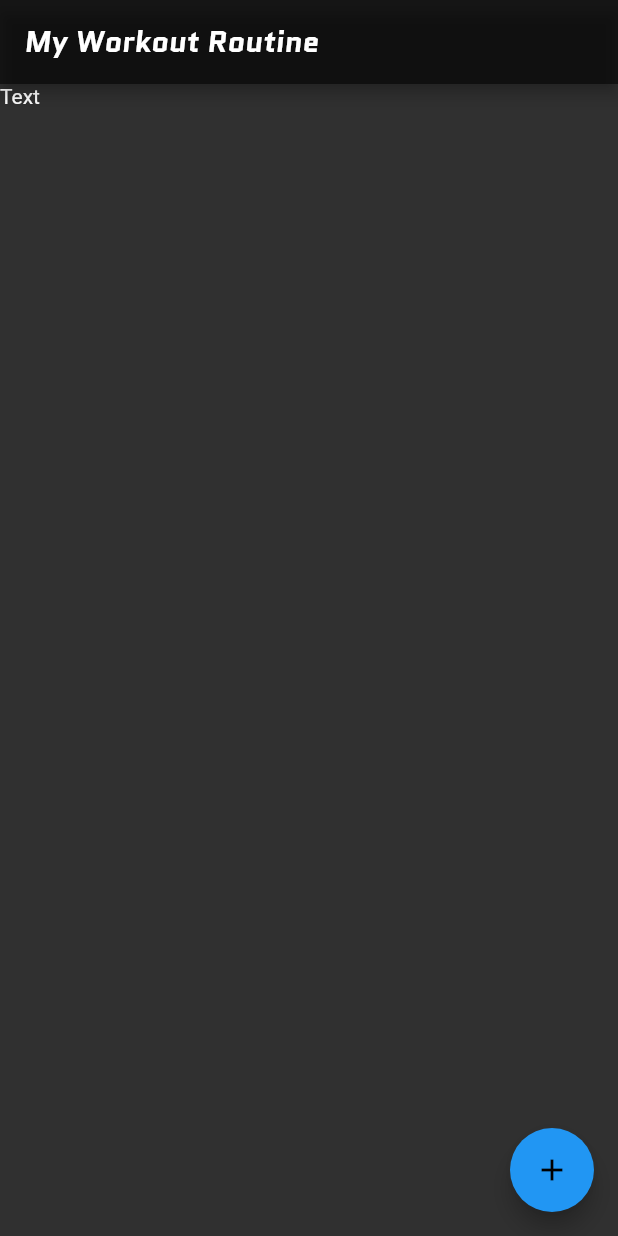
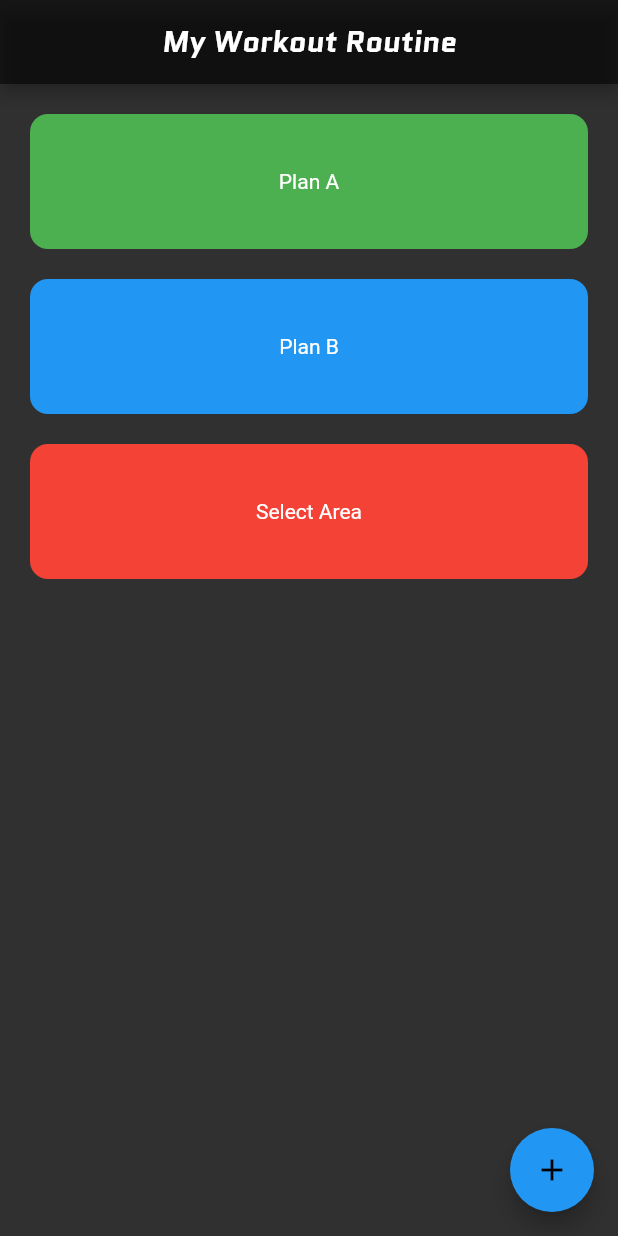
Before and after one commit to shaishalevss/my_workout_app, a Flutter app: the screen it shows after launch, on a phone screen of 412 x 824 dp. Run offline on Flutter 3.47's test engine with Material 2 defaults, Android fonts, the phone set to English and light mode, and no system bars.

Commit message:
fixed the containers size and margin.

```diff
--- a/lib/screens/home_screen.dart
+++ b/lib/screens/home_screen.dart
@@ -22,7 +22,7 @@ class _HomeScreenState extends State<HomeScreen> {
                 child: TimerCountDown(),
               ),
             ),
-            // isDismissible: false,
+            isDismissible: false,
           );
         },
         backgroundColor: Colors.blue,
@@ -30,16 +30,53 @@ class _HomeScreenState extends State<HomeScreen> {
       ),
       appBar: AppBar(
         backgroundColor: Colors.black54,
-        title: Text(
-          'My Workout Routine',
-          style: TextStyle(
-            fontFamily: 'Quantico',
+        title: Center(
+          child: Text(
+            'My Workout Routine',
+            style: TextStyle(
+              fontFamily: 'Quantico',
+            ),
           ),
         ),
       ),
       body: SafeArea(
-        child: Container(
-          child: Text('Text'),
+        child: Column(
+          children: <Widget>[
+            Container(
+              width: double.infinity,
+              height: 90.0,
+              alignment: Alignment.center,
+              margin: EdgeInsets.only(top: 20.0, right: 20.0, left: 20.0),
+              decoration: BoxDecoration(
+                color: Colors.green,
+                borderRadius: BorderRadius.all(Radius.circular(12.0)),
+              ),
+              child: Text('Plan A', textAlign: TextAlign.center,
+              ),
+            ),Container(
+              width: double.infinity,
+              height: 90.0,
+              alignment: Alignment.center,
+              margin: EdgeInsets.only(top: 20.0, right: 20.0, left: 20.0),
+              decoration: BoxDecoration(
+                color: Colors.blue,
+                borderRadius: BorderRadius.all(Radius.circular(12.0)),
+              ),
+              child: Text('Plan B', textAlign: TextAlign.center,
+              ),
+            ),Container(
+              width: double.infinity,
+              height: 90.0,
+              alignment: Alignment.center,
+              margin: EdgeInsets.only(top: 20.0, right: 20.0, left: 20.0),
+              decoration: BoxDecoration(
+                color: Colors.red,
+                borderRadius: BorderRadius.all(Radius.circular(12.0)),
+              ),
+              child: Text('Select Area', textAlign: TextAlign.center,
+              ),
+            ),
+          ],
         ),
       ),
     );
```
Also changed, not shown: 1 other file.
